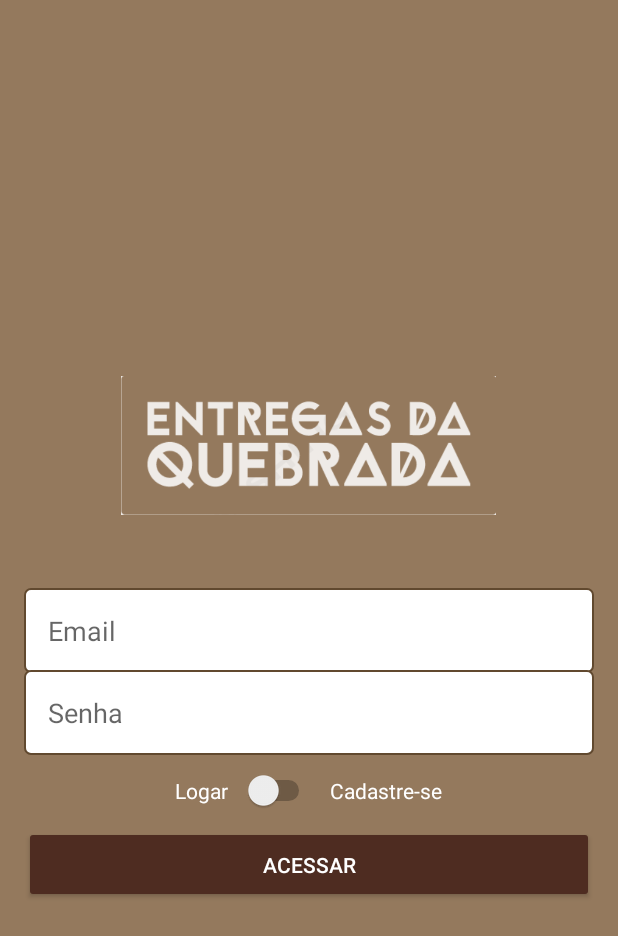
After one commit to victorsantanaa/projetosAndroid, an Android app: the layout activity_autenticacao.xml on its own in the app's theme, with its tools: preview values and no code run, on a phone screen of 412 x 824 dp. The commit adds this screen. Shown: the top 936 px of the screen. Run offline under Robolectric (Android 15) with nearby library versions, the phone set to English and light mode, and no system bars.

Commit message:
Adicona splash, activity de autenticação e home

```diff
--- a/Android/Java/Entregas/app/src/main/AndroidManifest.xml
+++ b/Android/Java/Entregas/app/src/main/AndroidManifest.xml
@@ -9,7 +9,9 @@
         android:roundIcon="@mipmap/ic_launcher_round"
         android:supportsRtl="true"
         android:theme="@style/AppTheme">
-        <activity android:name=".MainActivity">
+        <activity android:name=".activity.HomeActivity"></activity>
+        <activity android:name=".activity.AutenticacaoActivity" />
+        <activity android:name=".activity.SplashActivity">
             <intent-filter>
                 <action android:name="android.intent.action.MAIN" />
 
--- /dev/null
+++ b/Android/Java/Entregas/app/src/main/res/drawable/bg_edit_text.xml
@@ -0,0 +1,9 @@
+<?xml version="1.0" encoding="utf-8"?>
+<shape xmlns:android="http://schemas.android.com/apk/res/android"
+    android:shape="rectangle">
+    <solid android:color="#fff"/>
+    <stroke android:width="1dp"
+        android:color="@color/marromEscuro" />
+    <corners android:radius="4dp"/>
+
+</shape>
--- /dev/null
+++ b/Android/Java/Entregas/app/src/main/res/layout/activity_autenticacao.xml
@@ -0,0 +1,79 @@
+<?xml version="1.0" encoding="utf-8"?>
+<LinearLayout xmlns:android="http://schemas.android.com/apk/res/android"
+    xmlns:app="http://schemas.android.com/apk/res-auto"
+    xmlns:tools="http://schemas.android.com/tools"
+    android:layout_width="match_parent"
+    android:layout_height="match_parent"
+    android:background="#94795d"
+    android:gravity="center"
+    android:orientation="vertical"
+    android:padding="16dp"
+    tools:context=".activity.AutenticacaoActivity">
+
+    <ImageView
+        android:id="@+id/imageView2"
+        android:layout_width="250dp"
+        android:layout_height="150dp"
+        android:layout_gravity="center"
+        android:layout_marginBottom="20dp"
+        app:srcCompat="@drawable/entregas" />
+
+    <EditText
+        android:id="@+id/editCadastroEmail"
+        android:layout_width="match_parent"
+        android:layout_height="wrap_content"
+        android:background="@drawable/bg_edit_text"
+        android:ems="10"
+        android:hint="Email"
+        android:inputType="textEmailAddress"
+        android:padding="16dp" />
+
+    <EditText
+        android:id="@+id/editCadastroSenha"
+        android:layout_width="match_parent"
+        android:layout_height="wrap_content"
+        android:layout_marginTop="-2dp"
+        android:background="@drawable/bg_edit_text"
+        android:ems="10"
+        android:hint="Senha"
+        android:inputType="textPassword"
+        android:padding="16dp" />
+
+    <LinearLayout
+        android:layout_width="match_parent"
+        android:layout_height="wrap_content"
+        android:layout_marginTop="10dp"
+        android:layout_marginBottom="10dp"
+        android:gravity="center"
+        android:orientation="horizontal">
+
+        <TextView
+            android:id="@+id/textView"
+            android:layout_width="wrap_content"
+            android:layout_height="wrap_content"
+            android:text="Logar"
+            android:textColor="#FFFFFF" />
+
+        <Switch
+            android:id="@+id/switchAcesso"
+            android:layout_width="wrap_content"
+            android:layout_height="wrap_content"
+            android:layout_marginLeft="10dp"
+            android:layout_marginRight="10dp" />
+
+        <TextView
+            android:id="@+id/textView2"
+            android:layout_width="wrap_content"
+            android:layout_height="wrap_content"
+            android:text="Cadastre-se"
+            android:textColor="#FFFFFF" />
+    </LinearLayout>
+
+    <Button
+        android:id="@+id/buttonAcesso"
+        android:layout_width="match_parent"
+        android:layout_height="wrap_content"
+        android:padding="16dp"
+        android:text="Acessar"
+        android:theme="@style/botaoPadrao" />
+</LinearLayout>
--- a/Android/Java/Entregas/app/src/main/res/values/colors.xml
+++ b/Android/Java/Entregas/app/src/main/res/values/colors.xml
@@ -1,6 +1,7 @@
 <?xml version="1.0" encoding="utf-8"?>
 <resources>
-    <color name="colorPrimary">#6200EE</color>
-    <color name="colorPrimaryDark">#3700B3</color>
-    <color name="colorAccent">#03DAC5</color>
+    <color name="colorPrimary">#FFFFFF</color>
+    <color name="colorPrimaryDark">#94795d</color>
+    <color name="colorAccent">#4E2C21</color>
+    <color name="marromEscuro">#61492F</color>
 </resources>
--- a/Android/Java/Entregas/app/src/main/res/values/styles.xml
+++ b/Android/Java/Entregas/app/src/main/res/values/styles.xml
@@ -7,4 +7,10 @@
         <item name="colorAccent">@color/colorAccent</item>
     </style>
 
+    <style name="botaoPadrao" parent="Theme.AppCompat.Light">
+        <item name="colorControlHighlight">#5A382D</item>
+        <item name="colorButtonNormal">@color/colorAccent</item>
+        <item name="android:textColor">@android:color/white</item>
+    </style>
+
 </resources>
--- a/Android/Java/Entregas/build.gradle
+++ b/Android/Java/Entregas/build.gradle
@@ -6,6 +6,7 @@ buildscript {
     }
     dependencies {
         classpath "com.android.tools.build:gradle:4.0.1"
+        classpath 'com.google.gms:google-services:4.0.1'
 
         // NOTE: Do not place your application dependencies here; they belong
         // in the individual module build.gradle files
```
Also changed, not shown: Android/Java/Entregas/app/build.gradle (+8 -0 lines), Android/Java/Entregas/app/src/main/java/com/jamalicia/entregasquebrada/activity/AutenticacaoActivity.java (added, +107 -0 lines), Android/Java/Entregas/app/src/main/java/com/jamalicia/entregasquebrada/activity/HomeActivity.java (renamed from Android/Java/Entregas/app/src/main/java/com/jamalicia/entregasquebrada/SplashActivity.java, +5 -3 lines), Android/Java/Entregas/app/src/main/java/com/jamalicia/entregasquebrada/activity/SplashActivity.java (added, +33 -0 lines), Android/Java/Entregas/app/src/main/java/com/jamalicia/entregasquebrada/helper/ConfiguracaoFirebase.java (added, +40 -0 lines), Android/Java/Entregas/app/src/main/res/layout/activity_home.xml (added, +9 -0 lines), Android/Java/Entregas/app/src/main/res/layout/activity_splash.xml (+10 -9 lines), Android/Java/Entregas/app/src/main/res/drawable/entregas.png (added), Android/Java/Entregas/app/src/main/res/drawable/perfil.png (added), 2 other files.
